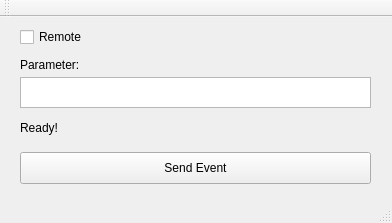
Above: Applications/ctkEventBusDemo/MainWindow.ui from dgiunchi/CTK before the change. Below: the same form after it.
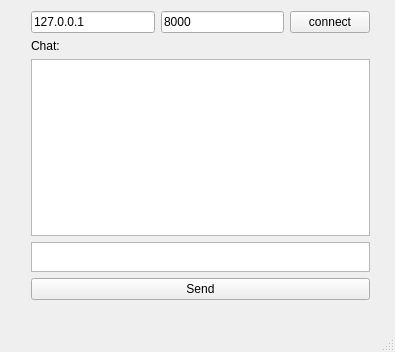
That is the form after the change.

```diff
--- a/Applications/ctkEventBusDemo/MainWindow.ui
+++ b/Applications/ctkEventBusDemo/MainWindow.ui
@@ -6,10 +6,16 @@
    <rect>
     <x>0</x>
     <y>0</y>
-    <width>392</width>
-    <height>223</height>
+    <width>395</width>
+    <height>352</height>
    </rect>
   </property>
+  <property name="sizePolicy">
+   <sizepolicy hsizetype="Expanding" vsizetype="Expanding">
+    <horstretch>0</horstretch>
+    <verstretch>0</verstretch>
+   </sizepolicy>
+  </property>
   <property name="minimumSize">
    <size>
     <width>392</width>
@@ -18,75 +24,96 @@
   </property>
   <property name="maximumSize">
    <size>
-    <width>392</width>
-    <height>223</height>
+    <width>16777215</width>
+    <height>16777215</height>
    </size>
   </property>
   <property name="windowTitle">
    <string>EventBus Demo App</string>
   </property>
   <widget class="QWidget" name="centralWidget">
-   <widget class="QPushButton" name="btnSend">
+   <widget class="QWidget" name="layoutWidget">
     <property name="geometry">
      <rect>
       <x>20</x>
-      <y>135</y>
-      <width>351</width>
-      <height>32</height>
+      <y>0</y>
+      <width>361</width>
+      <height>311</height>
      </rect>
     </property>
-    <property name="text">
-     <string>Send Event</string>
-    </property>
-   </widget>
-   <widget class="QCheckBox" name="chkRemote">
-    <property name="geometry">
-     <rect>
-      <x>20</x>
-      <y>10</y>
-      <width>87</width>
-      <height>20</height>
-     </rect>
-    </property>
-    <property name="text">
-     <string>Remote</string>
-    </property>
-   </widget>
-   <widget class="QPlainTextEdit" name="txtParameter">
-    <property name="geometry">
-     <rect>
-      <x>20</x>
-      <y>60</y>
-      <width>351</width>
-      <height>31</height>
-     </rect>
-    </property>
-   </widget>
-   <widget class="QLabel" name="lblAnswer">
-    <property name="geometry">
-     <rect>
-      <x>20</x>
-      <y>100</y>
-      <width>351</width>
-      <height>21</height>
-     </rect>
-    </property>
-    <property name="text">
-     <string>Ready!</string>
-    </property>
-   </widget>
-   <widget class="QLabel" name="label">
-    <property name="geometry">
-     <rect>
-      <x>20</x>
-      <y>40</y>
-      <width>351</width>
-      <height>16</height>
-     </rect>
-    </property>
-    <property name="text">
-     <string>Parameter:</string>
-    </property>
+    <layout class="QVBoxLayout" name="verticalLayout">
+     <item>
+      <layout class="QHBoxLayout" name="horizontalLayout">
+       <item>
+        <widget class="QLineEdit" name="hostLineEdit">
+         <property name="text">
+          <string>127.0.0.1</string>
+         </property>
+        </widget>
+       </item>
+       <item>
+        <widget class="QLineEdit" name="portLineEdit">
+         <property name="text">
+          <string>8000</string>
+         </property>
+        </widget>
+       </item>
+       <item>
+        <widget class="QPushButton" name="connectButton">
+         <property name="text">
+          <string>connect</string>
+         </property>
+        </widget>
+       </item>
+      </layout>
+     </item>
+     <item>
+      <widget class="QLabel" name="lblAnswer">
+       <property name="text">
+        <string>Chat:</string>
+       </property>
+      </widget>
+     </item>
+     <item>
+      <widget class="QTextBrowser" name="textBrowser">
+       <property name="horizontalScrollBarPolicy">
+        <enum>Qt::ScrollBarAlwaysOff</enum>
+       </property>
+      </widget>
+     </item>
+     <item>
+      <widget class="QPlainTextEdit" name="txtParameter">
+       <property name="enabled">
+        <bool>true</bool>
+       </property>
+       <property name="sizePolicy">
+        <sizepolicy hsizetype="Expanding" vsizetype="Preferred">
+         <horstretch>0</horstretch>
+         <verstretch>40</verstretch>
+        </sizepolicy>
+       </property>
+       <property name="minimumSize">
+        <size>
+         <width>0</width>
+         <height>30</height>
+        </size>
+       </property>
+       <property name="maximumSize">
+        <size>
+         <width>16777215</width>
+         <height>30</height>
+        </size>
+       </property>
+      </widget>
+     </item>
+     <item>
+      <widget class="QPushButton" name="btnSend">
+       <property name="text">
+        <string>Send</string>
+       </property>
+      </widget>
+     </item>
+    </layout>
    </widget>
   </widget>
   <widget class="QMenuBar" name="menuBar">
@@ -100,6 +127,12 @@
    </property>
   </widget>
   <widget class="QToolBar" name="mainToolBar">
+   <property name="maximumSize">
+    <size>
+     <width>0</width>
+     <height>0</height>
+    </size>
+   </property>
    <attribute name="toolBarArea">
     <enum>TopToolBarArea</enum>
    </attribute>
```
Left out of the diff: 21 changed lines with no effect on the pictures.
